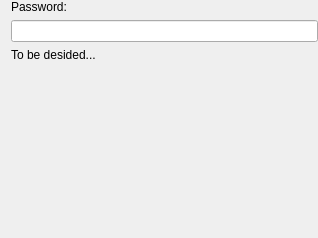
First picture: the form in vkontakte/src/ui/vaccountsettings.ui, repository euroelessar/qutim, before the edit.
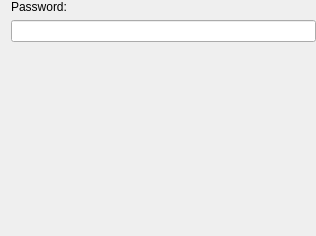
Second picture: the form after the edit.

```diff
--- a/vkontakte/src/ui/vaccountsettings.ui
+++ b/vkontakte/src/ui/vaccountsettings.ui
@@ -6,8 +6,8 @@
    <rect>
     <x>0</x>
     <y>0</y>
-    <width>318</width>
-    <height>238</height>
+    <width>316</width>
+    <height>236</height>
    </rect>
   </property>
   <property name="windowTitle">
@@ -23,7 +23,7 @@
    <property name="bottomMargin">
     <number>0</number>
    </property>
-   <item row="3" column="0">
+   <item row="2" column="0">
     <spacer name="verticalSpacer">
      <property name="orientation">
       <enum>Qt::Vertical</enum>
@@ -50,13 +50,6 @@
      </property>
     </widget>
    </item>
-   <item row="2" column="0">
-    <widget class="QLabel" name="label_2">
-     <property name="text">
-      <string>To be desided...</string>
-     </property>
-    </widget>
-   </item>
   </layout>
  </widget>
  <resources/>
```
